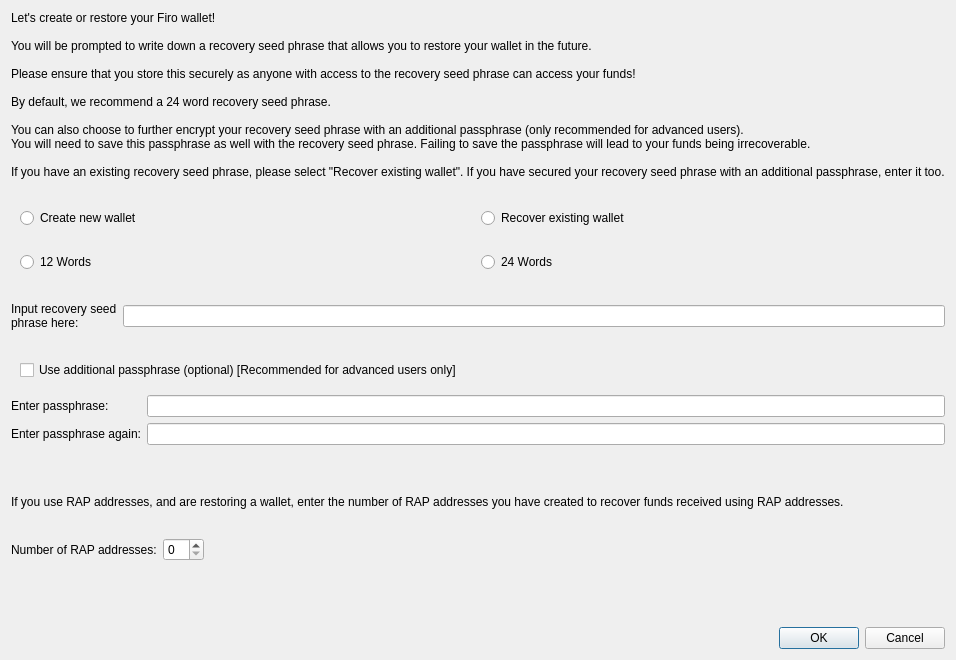
Old version of the form src/qt/forms/recover.ui in the repository firoorg/firo.
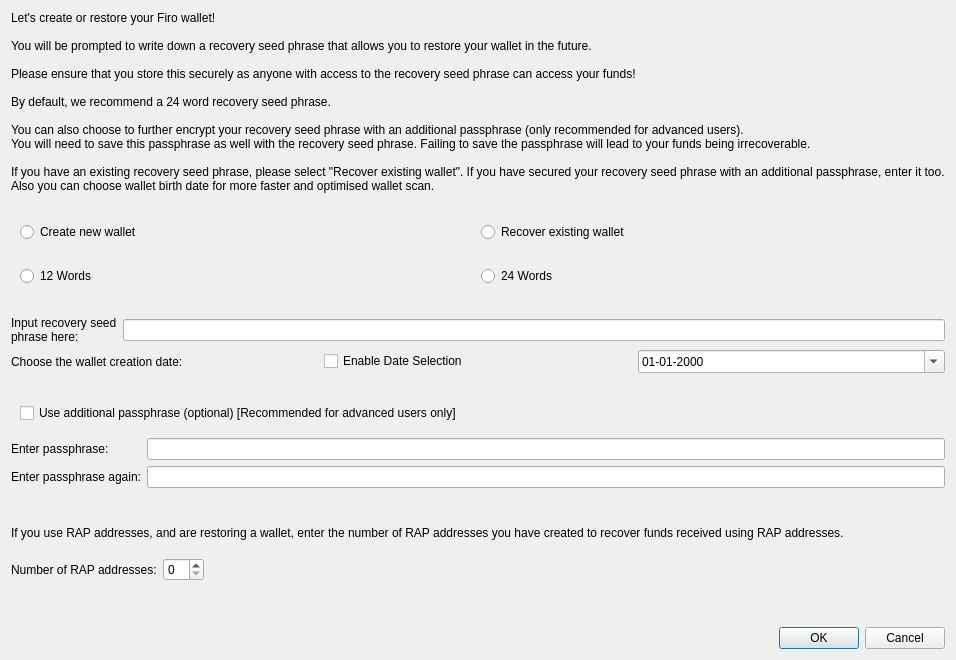
New version of the form.

Commit message: Wallet scan optimisation

Patch:
```diff
--- a/src/qt/forms/recover.ui
+++ b/src/qt/forms/recover.ui
@@ -41,6 +41,7 @@
 You will need to save this passphrase as well with the recovery seed phrase. Failing to save the passphrase will lead to your funds being irrecoverable.
 
 If you have an existing recovery seed phrase, please select "Recover existing wallet". If you have secured your recovery seed phrase with an additional passphrase, enter it too.
+Also you can choose wallet birth date for more faster and optimised wallet scan.
       </string>
      </property>
      <property name="wordWrap">
@@ -134,6 +135,8 @@
     </spacer>
    </item>
    <item>
+    <layout class="QVBoxLayout" name="verticalLayout2">
+     <item>
     <layout class="QHBoxLayout" name="horizontalLayout2">
      <item>
       <widget class="QLabel" name="textLabel2">
@@ -151,6 +154,42 @@
     </layout>
    </item>
    <item>
+      <layout class="QHBoxLayout" name="horizontalLayoutDate">
+            <item>
+                  <widget class="QLabel" name="textLabelDate">
+                  <property name="text">
+                        <string>Choose the wallet creation date:</string>
+                  </property>
+                  <property name="wordWrap">
+                        <bool>true</bool>
+                  </property>
+                  </widget>
+            </item>
+            <item>
+                  <widget class="QCheckBox" name="enableDateSelection">
+                    <property name="text">
+                      <string>Enable Date Selection</string>
+                    </property>
+                  </widget>
+            </item>
+            <item>
+                  <widget class="QDateEdit" name="dateInput">
+                  <property name="calendarPopup">
+                        <bool>true</bool>
+                  </property>
+                  <property name="displayFormat">
+                        <string>dd-MM-yyyy</string>
+                  </property>
+                  <property name="date">
+                  </property>
+                  </widget>
+            </item>
+      </layout>
+    </item>
+
+    </layout>
+   </item>
+   <item>
     <spacer name="horizontalSpacer1">
      <property name="orientation">
       <enum>Qt::Horizontal</enum>
@@ -237,12 +276,6 @@
      <property name="text">
       <string/>
      </property>
-     <property name="styleSheet">
-      <string notr="true">color:red;</string>
-     </property>
-     <property name="text">
-      <string/>
-     </property>
      <property name="wordWrap">
       <bool>true</bool>
      </property>
```
Lines whose indentation alone changed are shown as unchanged. The commit also changes 6 other files.
